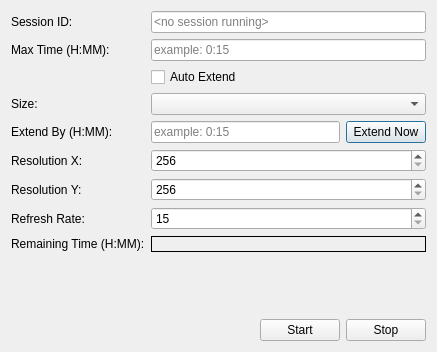
This is ArrtSource/Rendering/UI/StartSessionDlg.ui in Azure/azure-remote-rendering-asset-tool as Qt 5 draws it before an edit. The edited form follows.
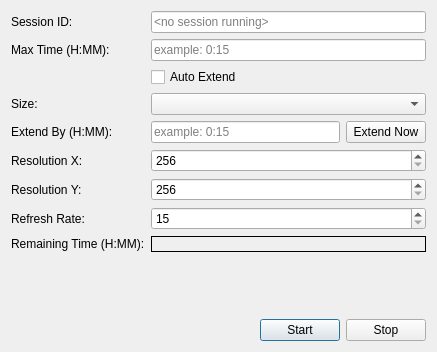
This is the edited form. Icons and pictures are not drawn.

What changed in the file:
```diff
--- a/ArrtSource/Rendering/UI/StartSessionDlg.ui
+++ b/ArrtSource/Rendering/UI/StartSessionDlg.ui
@@ -253,6 +253,9 @@
         <iconset resource="../../Resources/ArrtApplication.qrc">
          <normaloff>:/ArrtApplication/Icons/start.svg</normaloff>:/ArrtApplication/Icons/start.svg</iconset>
        </property>
+       <property name="default">
+        <bool>true</bool>
+       </property>
       </widget>
      </item>
      <item>
```
